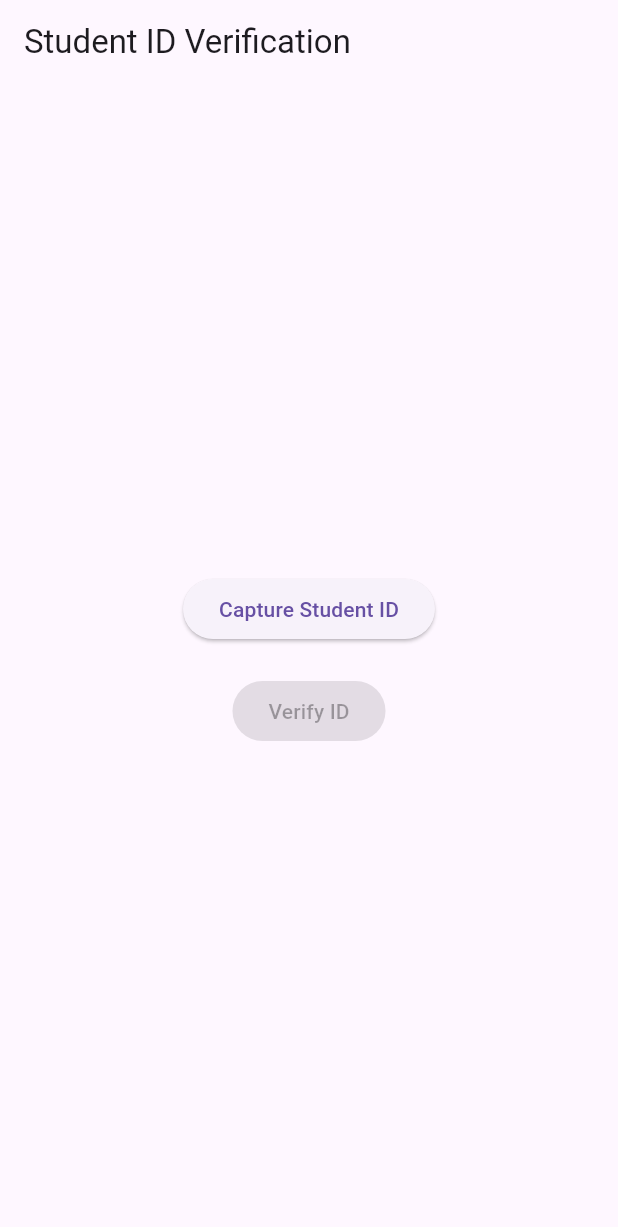
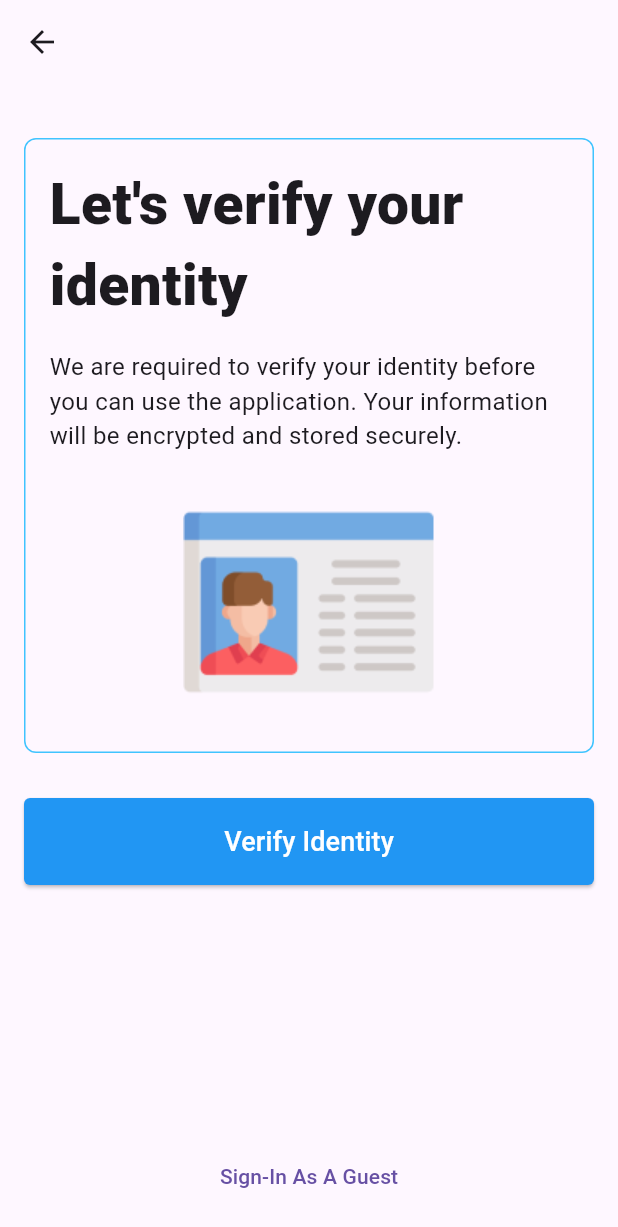
Before and after one commit to HasanZawahra/Sabeel-Frontend, a Flutter app: the screen it shows after launch, after a tap on the "arrow forward" icon, on a phone screen of 412 x 824 dp. Shown: the top 1227 px of the screen. Run offline on Flutter 3.47's test engine with Material 3 defaults, Android fonts, the phone set to English and light mode, and no system bars; our stand-ins replace camera, google_fonts, shared_preferences, speech_to_text.

Commit message:
Add HomeScreen and integrate speech-to-text functionality; remove ID verification screen

```diff
--- a/lib/main.dart
+++ b/lib/main.dart
@@ -1,13 +1,19 @@
 import 'package:flutter/material.dart';
-import 'views/id_verification_screen.dart';
+import 'package:sabeel/views/home_screen.dart';
+import 'views/verification_screens/id_verification_screen.dart';
 
 class MyApp extends StatelessWidget {
   const MyApp({super.key});
 
   @override
   Widget build(BuildContext context) {
-    return const MaterialApp(
-      home: SplashScreen(),
+    return MaterialApp(
+      home: const SplashScreen(),
+      routes: {
+        '/splash': (context) => const SplashScreen(),
+        '/idVerification': (context) => const IdVerificationScreen(),
+        '/home': (context) => const HomeScreen(),
+      },
     );
   }
 }
--- a/lib/views/id_verification_screen.dart
+++ /dev/null
@@ -1,56 +0,0 @@
-import 'package:flutter/material.dart';
-import 'package:image_picker/image_picker.dart';
-import 'dart:io';
-
-import '../utils/shared_prefrences_helper.dart';
-
-class IdVerificationScreen extends StatefulWidget {
-  const IdVerificationScreen({super.key});
-
-  @override
-  State<IdVerificationScreen> createState() => _IdVerificationScreenState();
-}
-
-class _IdVerificationScreenState extends State<IdVerificationScreen> {
-  File? _image;
-  final ImagePicker _picker = ImagePicker();
-
-  Future<void> _getImage() async {
-    final XFile? pickedImage =
-        await _picker.pickImage(source: ImageSource.camera);
-    setState(() {
-      if (pickedImage != null) {
-        _image = File(pickedImage.path);
-      }
-    });
-  }
-
-  @override
-  Widget build(BuildContext context) {
-    return Scaffold(
-      appBar: AppBar(title: const Text('Student ID Verification')),
-      body: Center(
-        child: Column(
-          mainAxisAlignment: MainAxisAlignment.center,
-          children: <Widget>[
-            if (_image != null) Image.file(_image!),
-            ElevatedButton(
-              onPressed: _getImage,
-              child: const Text('Capture Student ID'),
-            ),
-            const SizedBox(height: 20),
-            ElevatedButton(
-              onPressed: _image == null
-                  ? null
-                  : () async {
-                      await SharedPreferencesHelper.setVerified(true);
-                      Navigator.pop(context);
-                    },
-              child: const Text('Verify ID'),
-            ),
-          ],
-        ),
-      ),
-    );
-  }
-}
--- /dev/null
+++ b/lib/views/verification_screens/id_verification_screen.dart
@@ -0,0 +1,117 @@
+import 'package:camera/camera.dart';
+import 'package:flutter/material.dart';
+import 'package:google_fonts/google_fonts.dart';
+
+import 'id_verification_camera_screen.dart';
+
+class IdVerificationScreen extends StatelessWidget {
+  const IdVerificationScreen({super.key});
+
+  @override
+  Widget build(BuildContext context) {
+    return Scaffold(
+      appBar: AppBar(
+        leading: IconButton(
+          icon: const Icon(Icons.arrow_back),
+          onPressed: () => Navigator.of(context).pop(),
+        ),
+      ),
+      body: Padding(
+        padding: const EdgeInsets.all(16.0),
+        child: Column(
+          mainAxisAlignment: MainAxisAlignment.spaceBetween,
+          crossAxisAlignment: CrossAxisAlignment.stretch,
+          children: <Widget>[
+            Column(
+              crossAxisAlignment: CrossAxisAlignment.stretch,
+              children: <Widget>[
+                const SizedBox(height: 20), // Added spacing for better visual
+                Container(
+                  decoration: BoxDecoration(
+                    border: Border.all(color: Colors.lightBlueAccent),
+                    borderRadius: BorderRadius.circular(8),
+                  ),
+                  padding: const EdgeInsets.all(16.0),
+                  child: Column(
+                    crossAxisAlignment: CrossAxisAlignment.start,
+                    children: <Widget>[
+                      Text(
+                        'Let\'s verify your identity',
+                        style: GoogleFonts.roboto(
+                          fontSize: 38,
+                          fontWeight: FontWeight.w900, // Made it bolder
+                        ),
+                      ),
+                      const SizedBox(height: 16),
+                      Text(
+                        'We are required to verify your identity before you can use the application. Your information will be encrypted and stored securely.',
+                        style: GoogleFonts.roboto(fontSize: 16),
+                      ),
+                      const SizedBox(height: 16),
+                      _buildIdCard(), // Using a custom widget for the ID card
+                    ],
+                  ),
+                ),
+                const SizedBox(height: 30), // Added spacing
+                ElevatedButton(
+                  onPressed: () async {
+                    // Obtain a list of the available cameras on the device.
+                    final cameras = await availableCameras();
+                    // Get a specific camera from the list of available cameras.
+                    final firstCamera = cameras.first;
+                    Navigator.push(
+                      context,
+                      MaterialPageRoute(
+                        builder: (context) =>
+                            IdVerificationCameraScreen(camera: firstCamera),
+                      ),
+                    );
+                  },
+                  style: ElevatedButton.styleFrom(
+                    backgroundColor: Colors.blue, // Match the button color
+                    padding: const EdgeInsets.symmetric(vertical: 16),
+                    foregroundColor: Colors.white, // Set text color to white
+                    shape: RoundedRectangleBorder(
+                      borderRadius: BorderRadius.circular(
+                          4), // Less border radius for a boxy look
+                    ),
+                  ),
+                  child: Text(
+                    'Verify Identity',
+                    style: GoogleFonts.roboto(fontSize: 18),
+                  ),
+                ),
+              ],
+            ),
+            Column(
+              children: [
+                const SizedBox(height: 10), // Added spacing
+                TextButton(
+                  onPressed: () {
+                    // Handle guest sign-in
+                    ScaffoldMessenger.of(context).showSnackBar(
+                      const SnackBar(content: Text('Signing in as guest...')),
+                    );
+                  },
+                  child: Text(
+                    'Sign-In As A Guest',
+                    style: GoogleFonts.roboto(),
+                  ),
+                ),
+              ],
+            ),
+          ],
+        ),
+      ),
+    );
+  }
+
+  Widget _buildIdCard() {
+    return Center(
+      child: Image.asset(
+        'assets/idpng.png',
+        fit: BoxFit.contain,
+      ),
+    );
+  }
+}
--- a/pubspec.yaml
+++ b/pubspec.yaml
@@ -34,6 +34,9 @@ dependencies:
   cupertino_icons: ^1.0.6
   camera: ^0.11.0+2
   image_picker: ^1.1.2
+  google_fonts: ^6.2.1
+  path_provider: ^2.1.5
+  speech_to_text: ^7.0.0
 
 dev_dependencies:
   flutter_test:
@@ -59,6 +62,7 @@ flutter:
   # To add assets to your application, add an assets section, like this:
   assets:
     - assets/splashscreen-en.gif
+    - assets/idpng.png
   #   - images/a_dot_burr.jpeg
   #   - images/a_dot_ham.jpeg
 
```
Also changed, not shown: lib/views/home_screen.dart (added, +119 -0 lines), lib/views/verification_screens/id_verification_camera_screen.dart (added, +145 -0 lines), lib/views/verification_screens/id_verification_confirmation_screen.dart (added, +96 -0 lines), assets/idpng.png (added), pubspec.lock, 1 other file.
